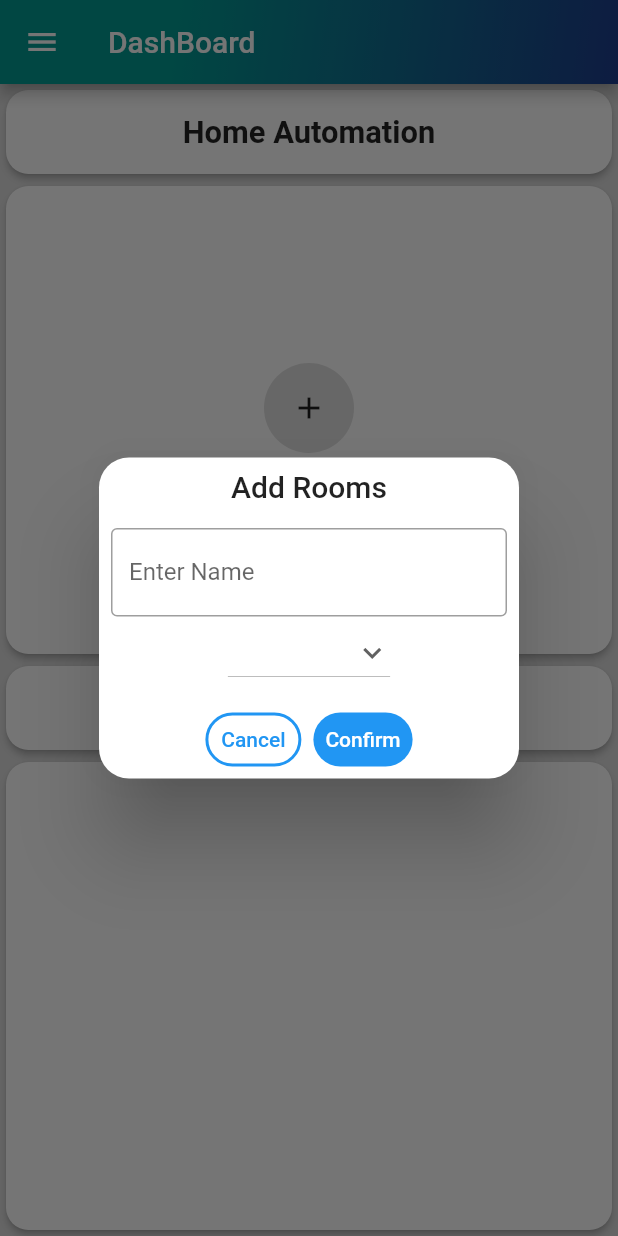
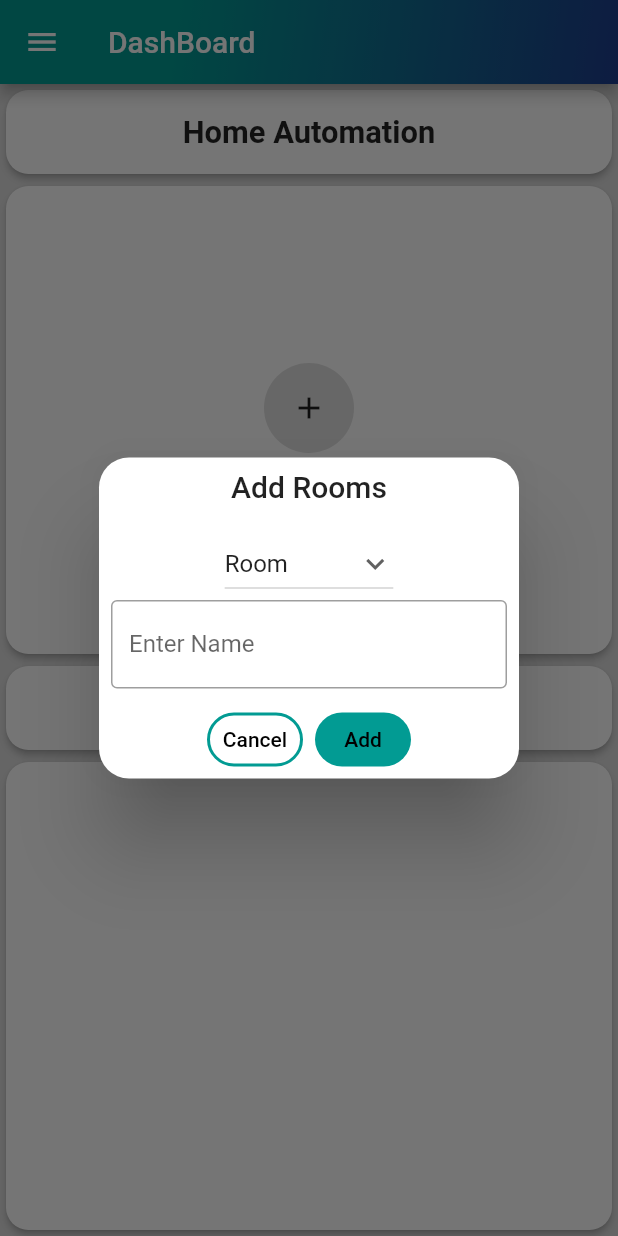
Before and after one commit to osama-io/techvillaautomation-new, a Flutter app: the screen it shows once a user with an empty profile is signed in, after a tap on the "add" icon, on a phone screen of 412 x 824 dp. Run offline on Flutter 3.47's test engine with Material 2 defaults, Android fonts, the phone set to English and light mode, and no system bars; our stand-ins replace animated_splash_screen, cached_network_image, cloud_firestore, firebase_auth, firebase_core, firebase_database and 5 more; accounts and stored records are empty.

Commit message:
dropdown solve

```diff
--- a/lib/ui/home_screen.dart
+++ b/lib/ui/home_screen.dart
@@ -10,11 +10,14 @@ import 'package:techvillaautomation/model/user.dart';
 import 'drawer/profile.dart';
 
 class HomeScreen extends GetWidget<FirebaseController> {
- final dropdownvalue = 'Apple'.obs;
-  var items =  ['Apple','Banana','Grapes','Orange','watermelon','Pineapple'];
+  final dropdownvalue = 'Room'.obs;
+  var items = [
+    'Room',
+    'Main Gate',
+    'Water Motor',
+    'Tv Lounge',
+  ];
   final TextEditingController _dialogueBoxText = TextEditingController();
-
-
 
   @override
   Widget build(BuildContext context) {
@@ -157,21 +160,44 @@ class HomeScreen extends GetWidget<FirebaseController> {
                             children: [
                               GestureDetector(
                                 onTap: () {
-                                  print(dropdownvalue);
                                   Get.defaultDialog(
                                     title: "Add Rooms",
                                     middleText: "Hello world!",
                                     //  backgroundColor: Colors.green,
                                     // titleStyle: TextStyle(color: Colors.white),
                                     //middleTextStyle: TextStyle(color: Colors.white),
-                                      textConfirm: "Confirm",
+                                    textConfirm: "Add",
                                     textCancel: "Cancel",
-                                      //cancelTextColor: Colors.white,
-                                      //confirmTextColor: Colors.white,
-                                      //buttonColor: Colors.red,
+                                    onConfirm: (){
+
+                                      print("get x");
+                                      Get.back();
+
+                                    },
+                                    cancelTextColor: Colors.black,
+                                    confirmTextColor: Colors.black,
+                                    buttonColor:  Color(0xFF029b93),
                                     barrierDismissible: false,
                                     content: Column(
                                       children: [
+                                        Obx(
+                                              () {
+                                            return DropdownButton(
+                                              value: dropdownvalue.value,
+                                              icon: Icon(
+                                                  Icons.keyboard_arrow_down),
+                                              items: items.map((String items) {
+                                                return DropdownMenuItem(
+                                                    value: items,
+                                                    child: Text(items));
+                                              }).toList(),
+                                              onChanged: (newValue) {
+                                                dropdownvalue.value =
+                                                    newValue.toString();
+                                              },
+                                            );
+                                          },
+                                        ),
                                         TextField(
                                           decoration: InputDecoration(
                                               border: OutlineInputBorder(),
@@ -179,20 +205,10 @@ class HomeScreen extends GetWidget<FirebaseController> {
                                               hintText: 'Enter Name'),
                                           controller: _dialogueBoxText,
                                         ),
-                                          DropdownButton(
-                                            value: dropdownvalue,
-                                            icon: Icon(Icons.keyboard_arrow_down),
-                                            items: items.map((String items) {
-                                              return DropdownMenuItem(value: items, child: Text(items));
-                                            }).toList(),
-                                            onChanged: (newValue)
-                                            {
 
-                                           dropdownvalue(newValue.toString()) ;
-                                            },
+                                      ],
                                     ),
-                                        ],
-                                      ));
+                                  );
                                   print(dropdownvalue);
                                 },
                                 child: ClipOval(
@@ -299,8 +315,5 @@ class HomeScreen extends GetWidget<FirebaseController> {
         ],
       ),
     );
-
-
   }
-
 }
--- a/lib/ui/login.dart
+++ b/lib/ui/login.dart
@@ -109,7 +109,8 @@ class LoginScreen extends GetWidget<FirebaseController> {
                                 ),
                                 labelText: "Password"),
                           );
-                          })),
+                        }),
+                      ),
 
                       Align(
                         alignment: Alignment.centerRight,
```
Lines whose indentation alone changed are shown as unchanged.
